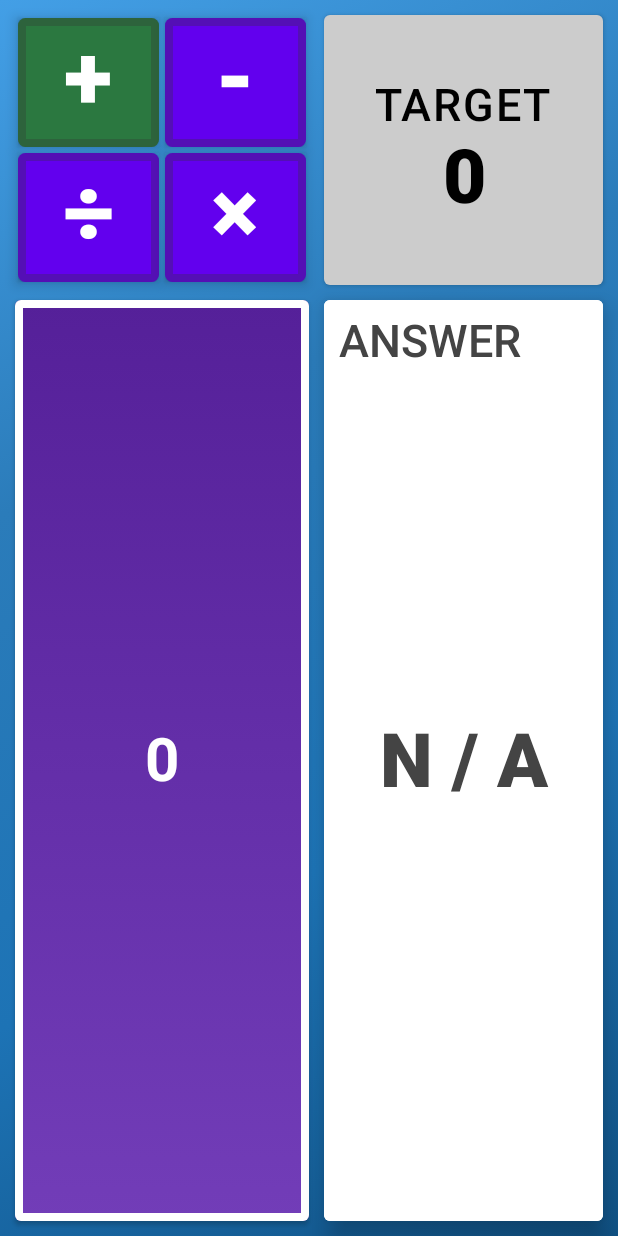
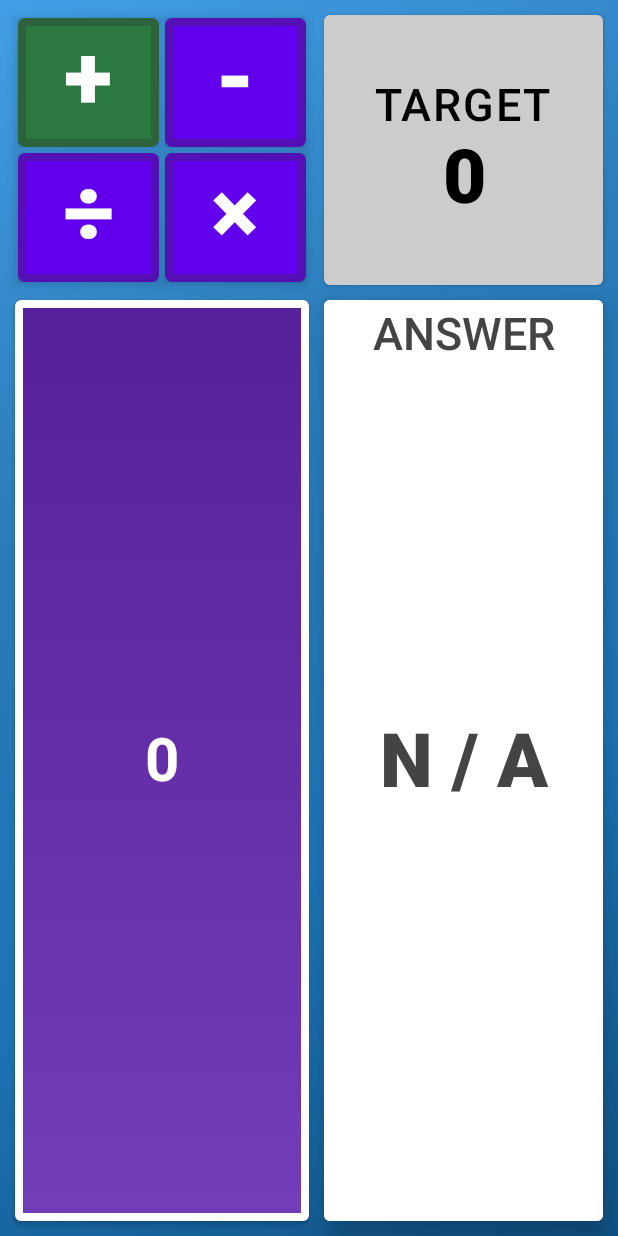
Before and after one commit to Tyler-Lopez/NumerositySolver, an Android app built with Jetpack Compose: the screen it shows after launch (MainActivity), on a phone screen of 412 x 824 dp. Run offline under Robolectric (Android 15) with nearby library versions, the phone set to English and light mode, and no system bars.

Commit message:
Update MainActivity.kt

```diff
--- a/app/src/main/java/com/company/numerositycheat/MainActivity.kt
+++ b/app/src/main/java/com/company/numerositycheat/MainActivity.kt
@@ -290,9 +290,9 @@ class MainActivity : ComponentActivity() {
                                         Column(
                                             modifier = Modifier
                                                 .fillMaxSize()
-                                                .padding(10.dp),
+                                                .padding(5.dp),
                                             verticalArrangement = Arrangement.Top,
-                                            horizontalAlignment = Alignment.Start
+                                            horizontalAlignment = Alignment.CenterHorizontally
                                         ) {
                                             if (result.size < 5) {
                                                 Text(
```
